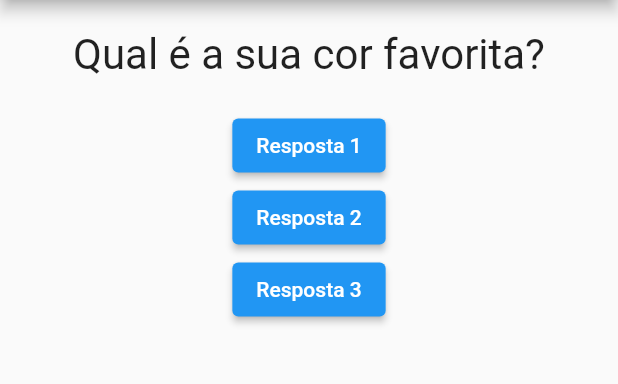
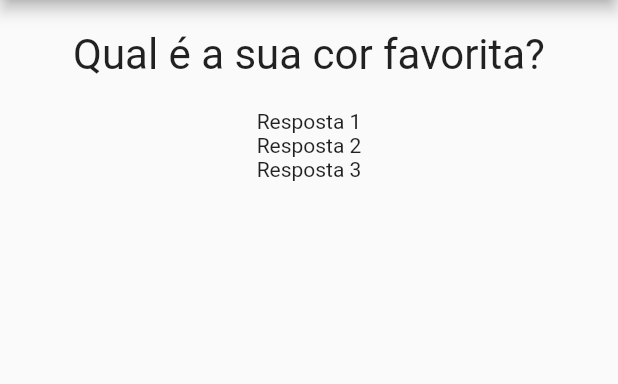
Before and after one commit to EduSilvaMendonca/projeto_perguntas, a Flutter app: the screen it shows after launch, on a phone screen of 412 x 824 dp, the part 84-468 px from its top. Run offline on Flutter 3.47's test engine with Material 2 defaults, Android fonts, the phone set to English and light mode, and no system bars.

Commit message:
Criando Widget Resposta

```diff
--- a/lib/main.dart
+++ b/lib/main.dart
@@ -1,5 +1,6 @@
 import 'package:flutter/material.dart';
 import './questao.dart';
+import './resposta.dart';
 
 main() => runApp(new PerguntaApp());
 
@@ -28,18 +29,9 @@ class _PerguntaAppState extends State<PerguntaApp> {
         body: Column(
           children: [
             Questao(perguntas[_perguntaSelecionada]),
-            ElevatedButton(
-              child: Text('Resposta 1'),
-              onPressed: _responder,
-            ),
-            ElevatedButton(
-              child: Text('Resposta 2'),
-              onPressed: _responder,
-            ),
-            ElevatedButton(
-              child: Text('Resposta 3'),
-              onPressed: _responder,
-            ),
+            Resposta('Resposta 1'),
+            Resposta('Resposta 2'),
+            Resposta('Resposta 3'),
           ],
         ),
       ),
--- /dev/null
+++ b/lib/resposta.dart
@@ -0,0 +1,16 @@
+import 'package:flutter/material.dart';
+
+class Resposta extends StatelessWidget {
+  final String resposta;
+
+  Resposta(this.resposta);
+
+  @override
+  Widget build(BuildContext context) {
+    return Container(
+      child: Text(
+        resposta,
+      ),
+    );
+  }
+}
```
